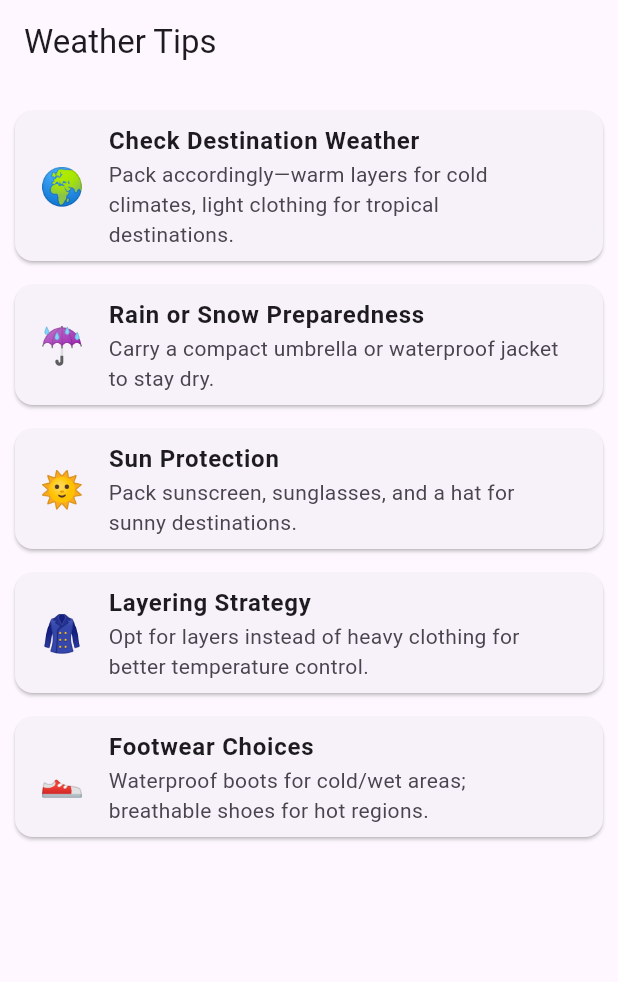
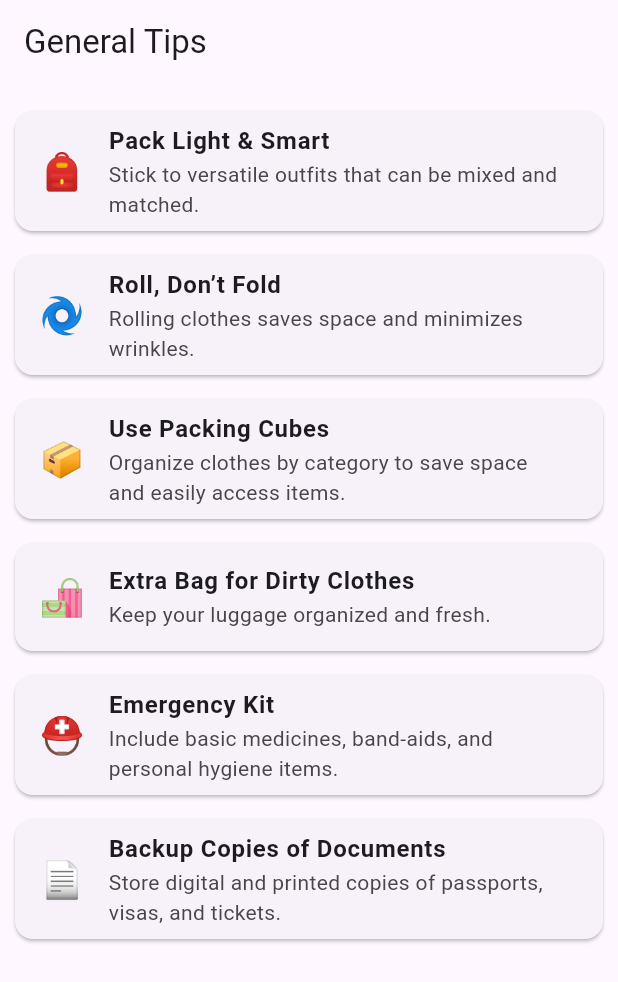
Before and after one commit to CREW-72/jet-set-go, a Flutter app: the screen it shows after launch, on a phone screen of 412 x 824 dp. Shown: the top 982 px of the screen. Run offline on Flutter 3.47's test engine with Material 3 defaults, Android fonts, the phone set to English and light mode, and no system bars.

Commit message:
finalised general tips

```diff
--- a/lib/general_tips.dart
+++ b/lib/general_tips.dart
@@ -0,0 +1,33 @@
+import 'package:flutter/material.dart';
+
+class GeneralTips extends StatelessWidget{
+  final List<Map<String, String>> tips = [
+    {"title": "Pack Light & Smart", "icon": "🎒", "desc": "Stick to versatile outfits that can be mixed and matched."},
+    {"title": "Roll, Don’t Fold", "icon": "🌀", "desc": "Rolling clothes saves space and minimizes wrinkles."},
+    {"title": "Use Packing Cubes", "icon": "📦", "desc": "Organize clothes by category to save space and easily access items."},
+    {"title": "Extra Bag for Dirty Clothes", "icon": "🛍️", "desc": "Keep your luggage organized and fresh."},
+    {"title": "Emergency Kit", "icon": "⛑️", "desc": "Include basic medicines, band-aids, and personal hygiene items."},
+    {"title": "Backup Copies of Documents", "icon": "📄", "desc": "Store digital and printed copies of passports, visas, and tickets."}
+  ];
+
+  @override
+  Widget build(BuildContext context){
+    return Scaffold(
+      appBar: AppBar(title: Text("General Tips"),
+      ),
+      body: ListView(
+        padding: EdgeInsets.all(10),
+        children: tips.map((tip){
+          return Card(
+            margin: EdgeInsets.symmetric(vertical: 8),
+            child: ListTile(
+              leading: Text(tip["icon"]!, style: TextStyle(fontSize: 24)),
+              title: Text(tip["title"]!, style: TextStyle(fontWeight: FontWeight.bold)),
+              subtitle: Text(tip["desc"]!),
+            ),
+          );
+        }).toList(),
+      ),
+    );
+  }
+}
--- a/lib/main.dart
+++ b/lib/main.dart
@@ -1,4 +1,5 @@
 import 'package:flutter/material.dart';
+import 'package:jet_set_go/general_tips.dart';
 import 'package:jet_set_go/landing_page.dart';
 import 'package:jet_set_go/security_based_tips.dart';
 import 'package:jet_set_go/weather_based_tips.dart';
@@ -6,5 +7,5 @@ import 'package:jet_set_go/weather_based_tips.dart';
 
 
 void main() => runApp(MaterialApp(
-  home: WeatherBasedTips(),
+  home: GeneralTips(),
 ));
```
